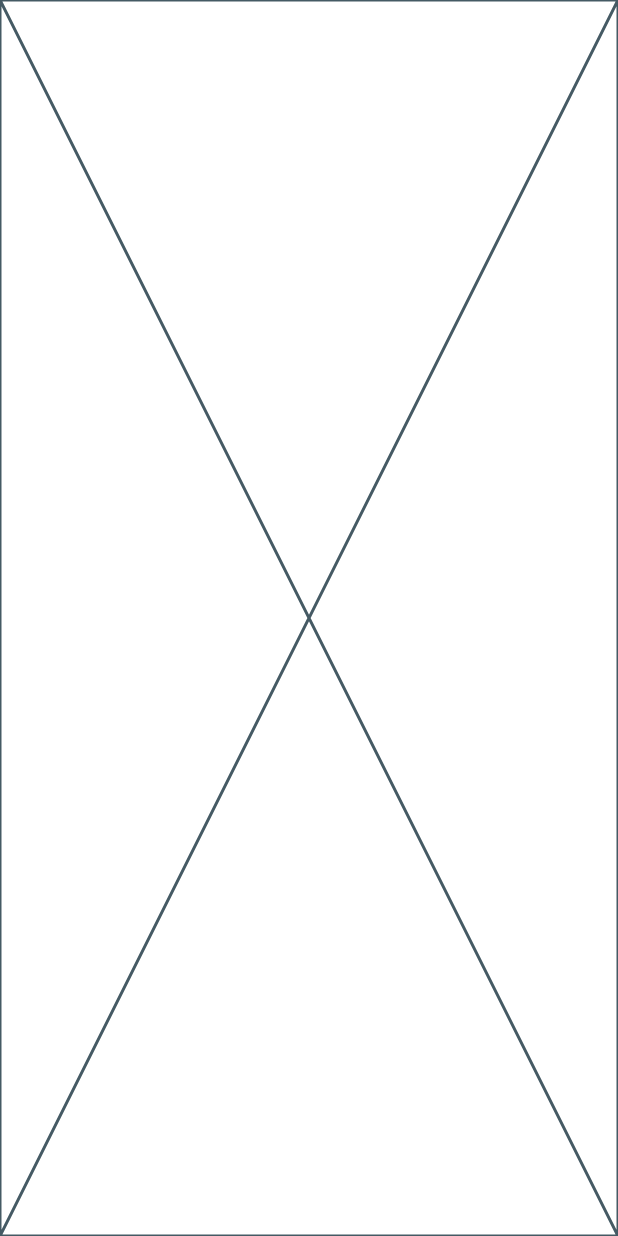
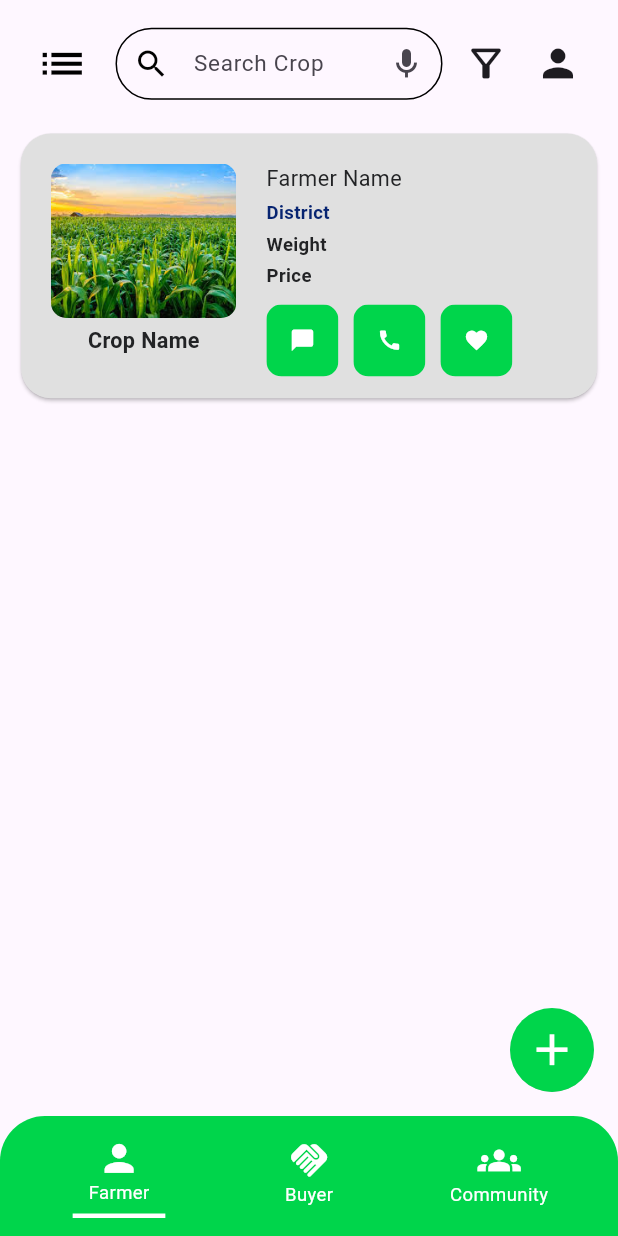
Before and after one commit to QuadraBytes/green_market, a Flutter app: the screen it shows after launch, on a phone screen of 412 x 824 dp. Run offline on Flutter 3.47's test engine with Material 3 defaults, Android fonts, the phone set to English and light mode, and no system bars; our stand-ins replace device_preview, shared_preferences.

Commit message:
Buyer and seller screen initial UI developed

```diff
--- /dev/null
+++ b/lib/components/bottom_bar.dart
@@ -0,0 +1,153 @@
+import 'package:flutter/foundation.dart';
+import 'package:flutter/material.dart';
+import 'package:green_market/components/constants.dart';
+import 'package:green_market/screens/buyer_screen.dart';
+import 'package:green_market/screens/community_screen.dart';
+import 'package:green_market/screens/farmer_screen.dart';
+import 'package:shared_preferences/shared_preferences.dart';
+
+class BottomBarScreen extends StatefulWidget {
+  const BottomBarScreen({super.key});
+
+  @override
+  State<BottomBarScreen> createState() => _BottomBarScreenState();
+}
+
+class _BottomBarScreenState extends State<BottomBarScreen> {
+  int _currentIndex = 0;
+  final PageController _page = PageController();
+  // bool _isStudentMode = false;
+
+  final List<Widget> _screens = [
+    FarmerScreen(),
+    BuyerScreen(),
+    CommunityScreen(),
+  ];
+
+  // Future<void> _loadModeState() async {
+  //   SharedPreferences prefs = await SharedPreferences.getInstance();
+  //   setState(() {
+  //     _isStudentMode = prefs.getBool('isStudentMode') ?? false;
+  //   });
+  // }
+
+  void onTabTapped(int index) {
+    setState(() {
+      _currentIndex = index;
+      _page.jumpToPage(index);
+    });
+  }
+
+  // void onModeChanged(bool isStudentMode) {
+  //   _loadModeState();
+  // }
+
+  @override
+  void initState() {
+    super.initState();
+    // _loadModeState();
+  }
+
+  @override
+  Widget build(BuildContext context) {
+    final size = MediaQuery.of(context).size;
+
+    return SafeArea(
+      child: Scaffold(
+        body: PageView(
+          controller: _page,
+          onPageChanged: (value) {
+            setState(() {
+              _currentIndex = value;
+            });
+          },
+          // children: _screens.map((screen) {
+          //   if (screen is UserProfileScreen) {
+          //     return UserProfileScreen(onModeChanged: onModeChanged);
+          //   }
+          //   return screen;
+          // }).toList(),
+          children: _screens,
+        ),
+        bottomNavigationBar: ClipRRect(
+          borderRadius: BorderRadius.only(
+            topLeft: Radius.circular(30.0),
+            topRight: Radius.circular(30.0),
+          ),
+          child: BottomAppBar(
+            color: kColor,
+            notchMargin: 0,
+            elevation: 0,
+            height: 80,
+            child: Row(
+              mainAxisAlignment: MainAxisAlignment.spaceAround,
+              children: [
+                _buildNavItem(Icons.person, "Farmer", 0),
+                _buildNavItem(Icons.handshake_rounded, "Buyer", 1),
+                _buildNavItem(Icons.groups_sharp, "Community", 2),
+              ],
+            ),
+          ),
+        ),
+      ),
+    );
+  }
+
+  Widget _buildNavItem(IconData icon, String label, int index) {
+    final size = MediaQuery.of(context).size;
+
+    return InkWell(
+      onTap: () {
+        navigateToPage(index);
+      },
+      child: Container(
+        padding: EdgeInsets.zero,
+        width: size.width * 0.18,
+        child: Column(
+          children: [
+            Expanded(
+              child: Column(
+                mainAxisAlignment: MainAxisAlignment.center,
+                children: [
+                  Icon(
+                    icon,
+                    size: size.height * 0.035,
+                    color: Colors.white,
+                  ),
+                  Text(
+                    label,
+                    style: TextStyle(
+                      color: Colors.white,
+                      fontSize: size.height * 0.015,
+                      fontWeight: FontWeight.normal,
+                    ),
+                  ),
+                ],
+              ),
+            ),
+            SizedBox(
+              height: 3,
+            ),
+            if (index == _currentIndex)
+              Container(
+                height: 3,
+                width: size.width * 0.15,
+                color: Colors.white,
+              ),
+          ],
+        ),
+      ),
+    );
+  }
+
+  void navigateToPage(int page) {
+    setState(() {
+      _currentIndex = page;
+      _page.animateToPage(
+        page,
+        duration: const Duration(milliseconds: 300),
+        curve: Curves.easeInOut,
+      );
+    });
+  }
+}
--- /dev/null
+++ b/lib/components/constants.dart
@@ -0,0 +1,3 @@
+import "package:flutter/material.dart";
+
+const kColor = Color.fromARGB(255, 0, 213, 75);
--- a/lib/main.dart
+++ b/lib/main.dart
@@ -1,8 +1,17 @@
+import 'package:device_preview/device_preview.dart';
+import 'package:flutter/foundation.dart';
 import 'package:flutter/material.dart';
+import 'package:green_market/components/bottom_bar.dart';
 import 'package:green_market/screens/splash_screen.dart';
 
 void main() {
-  runApp(const GreenMarket());
+  // runApp(const GreenMarket());
+  runApp(
+    DevicePreview(
+      enabled: !kReleaseMode,
+      builder: (context) => const GreenMarket(),
+    ),
+  );
 }
 
 class GreenMarket extends StatelessWidget {
@@ -10,13 +19,14 @@ class GreenMarket extends StatelessWidget {
 
   @override
   Widget build(BuildContext context) {
-    return const MaterialApp(
+    return MaterialApp(
+      debugShowCheckedModeBanner: false,
       title: 'Green Market',
-      // theme: ThemeData(
-      //   colorScheme: ColorScheme.fromSeed(seedColor: Colors.deepPurple),
-      //   useMaterial3: true,
-      // ),
-      home: SplashScreen(),
+      theme: ThemeData(
+        colorScheme: ColorScheme.fromSeed(seedColor: Colors.deepPurple),
+        useMaterial3: true,
+      ),
+      home: BottomBarScreen(),
     );
   }
 }
--- /dev/null
+++ b/lib/screens/farmer_screen.dart
@@ -0,0 +1,252 @@
+import 'package:flutter/material.dart';
+import 'package:green_market/components/constants.dart';
+
+class FarmerScreen extends StatefulWidget {
+  const FarmerScreen({super.key});
+
+  @override
+  State<FarmerScreen> createState() => _FarmerScreenState();
+}
+
+class _FarmerScreenState extends State<FarmerScreen> {
+  @override
+  Widget build(BuildContext context) {
+    final size = MediaQuery.of(context).size;
+
+    return Scaffold(
+      floatingActionButton: ClipRRect(
+        borderRadius: BorderRadius.circular(50),
+        child: FloatingActionButton(
+          onPressed: () {},
+          child: Icon(
+            Icons.add,
+            size: 35,
+            color: Colors.white,
+          ),
+          backgroundColor: kColor,
+        ),
+      ),
+      appBar: AppBar(
+        toolbarHeight: 75,
+        title: Container(
+          padding: EdgeInsets.only(top: 10),
+          child: Row(
+            children: [
+              IconButton(
+                onPressed: () {},
+                icon: Icon(
+                  Icons.list,
+                  color: Colors.black,
+                  size: 35,
+                ),
+              ),
+              SizedBox(width: 10),
+              Expanded(
+                child: TextField(
+                  decoration: InputDecoration(
+                    fillColor: Colors.transparent,
+                    prefixIcon: Icon(
+                      Icons.search,
+                      color: Colors.black,
+                    ),
+                    suffixIcon: Icon(
+                      Icons.mic_outlined,
+                    ),
+                    hintText: 'Search Crop',
+                    enabledBorder: OutlineInputBorder(
+                      borderRadius: BorderRadius.circular(30.0),
+                      borderSide: BorderSide(width: 1, color: Colors.black),
+                    ),
+                    focusedBorder: OutlineInputBorder(
+                      borderRadius: BorderRadius.circular(30.0),
+                      borderSide: BorderSide(width: 2, color: Colors.black),
+                    ),
+                    filled: true,
+                    contentPadding:
+                        EdgeInsets.symmetric(vertical: 0.0, horizontal: 10.0),
+                  ),
+                  style: TextStyle(fontSize: 15.0),
+                ),
+              ),
+              SizedBox(
+                width: 5,
+              ),
+              IconButton(
+                icon: Icon(
+                  Icons.filter_alt_outlined,
+                  size: 30,
+                ),
+                onPressed: () {},
+              ),
+              IconButton(
+                icon: Icon(Icons.person, size: 30),
+                onPressed: () {},
+              ),
+            ],
+          ),
+        ),
+      ),
+      body: Container(
+        padding: EdgeInsets.symmetric(horizontal: 10.0, vertical: 10),
+        child: Card(
+          shape: RoundedRectangleBorder(
+            borderRadius: BorderRadius.circular(20.0),
+          ),
+          color: Color.fromARGB(255, 224, 224, 224),
+          child: Container(
+            margin: EdgeInsets.all(10.0),
+            height: size.height * 0.19,
+            padding: EdgeInsets.all(10.0),
+            child: Column(
+              children: [
+                Row(
+                  mainAxisAlignment: MainAxisAlignment.start,
+                  crossAxisAlignment: CrossAxisAlignment.start,
+                  children: [
+                    Column(
+                      children: [
+                        ClipRRect(
+                          borderRadius: BorderRadius.circular(10),
+                          child: Image(
+                            //   'http://localhost:3000/' +
+                            //       post['UploadImageLink']
+                            //           .replaceAll(
+                            //               r'\',
+                            //               '/')
+                            //           .replaceAll(
+                            //               'public/',
+                            //               ''),
+                            width: size.width * 0.3,
+                            height: size.height * 0.125,
+                            fit: BoxFit.cover,
+
+                            image: AssetImage("assets/images/crop.jpg"),
+                          ),
+                        ),
+                        SizedBox(
+                          height: 5,
+                        ),
+                        Text(
+                          'Crop Name',
+                          style: TextStyle(
+                              color: Color(0xFF222325),
+                              fontSize: size.height * 0.0175,
+                              fontWeight: FontWeight.w700),
+                        )
+                      ],
+                    ),
+                    Padding(
+                      padding: EdgeInsets.only(left: 20),
+                      child: Container(
+                        child: Column(
+                          crossAxisAlignment: CrossAxisAlignment.start,
+                          children: [
+                            Text(
+                              'Farmer Name',
+                              style: TextStyle(
+                                color: Color(0xFF222325),
+                                fontSize: size.height * 0.0175,
+                              ),
+                            ),
+                            SizedBox(
+                              height: 3,
+                            ),
+                            Text(
+                              'District',
+                              style: TextStyle(
+                                  color: Color(0xFF072471),
+                                  fontSize: size.height * 0.015,
+                                  fontWeight: FontWeight.w600),
+                            ),
+                            SizedBox(
+                              height: 3,
+                            ),
+                            Text(
+                              'Weight',
+                              style: TextStyle(
+                                  fontWeight: FontWeight.w600,
+                                  fontSize: size.height * 0.015,
+                                  color: Color(0xFF222325)),
+                            ),
+                            SizedBox(
+                              height: 3,
+                            ),
+                            Text(
+                              'Price',
+                              style: TextStyle(
+                                  fontWeight: FontWeight.w600,
+                                  fontSize: size.height * 0.015,
+                                  color: Color(0xFF222325)),
+                            ),
+                            SizedBox(
+                              height: 10,
+                            ),
+                            Row(
+                              children: [
+                                ClipRRect(
+                                  borderRadius: BorderRadius.circular(10),
+                                  child: Container(
+                                    padding: EdgeInsets.zero,
+                                    color: kColor,
+                                    child: IconButton(
+                                      onPressed: () {},
+                                      icon: Icon(
+                                        size: 17,
+                                        Icons.chat_bubble,
+                                        color: Colors.white,
+                                      ),
+                                    ),
+                                  ),
+                                ),
+                                SizedBox(
+                                  width: 10,
+                                ),
+                                ClipRRect(
+                                  borderRadius: BorderRadius.circular(10),
+                                  child: Container(
+                                    padding: EdgeInsets.zero,
+                                    color: kColor,
+                                    child: IconButton(
+                                      onPressed: () {},
+                                      icon: Icon(
+                                        size: 17,
+                                        Icons.call,
+                                        color: Colors.white,
+                                      ),
+                                    ),
+                                  ),
+                                ),
+                                SizedBox(
+                                  width: 10,
+                                ),
+                                ClipRRect(
+                                  borderRadius: BorderRadius.circular(10),
+                                  child: Container(
+                                    padding: EdgeInsets.zero,
+                                    color: kColor,
+                                    child: IconButton(
+                                      onPressed: () {},
+                                      icon: Icon(
+                                        size: 17,
+                                        Icons.favorite,
+                                        color: Colors.white,
+                                      ),
+                                    ),
+                                  ),
+                                ),
+                              ],
+                            )
+                          ],
+                        ),
+                      ),
+                    ),
+                  ],
+                ),
+              ],
+            ),
+          ),
+        ),
+      ),
+    );
+  }
+}
--- a/lib/screens/splash_screen.dart
+++ b/lib/screens/splash_screen.dart
@@ -5,6 +5,10 @@ class SplashScreen extends StatelessWidget {
 
   @override
   Widget build(BuildContext context) {
-    return const Placeholder();
+    return Scaffold(
+      body: Center(
+        child: Text('Splash Screen'),
+      ),
+    );
   }
 }
--- a/pubspec.yaml
+++ b/pubspec.yaml
@@ -35,6 +35,8 @@ dependencies:
   # The following adds the Cupertino Icons font to your application.
   # Use with the CupertinoIcons class for iOS style icons.
   cupertino_icons: ^1.0.6
+  device_preview: ^1.2.0
+
 
 dev_dependencies:
   flutter_test:
@@ -59,8 +61,8 @@ flutter:
   uses-material-design: true
 
   # To add assets to your application, add an assets section, like this:
-  # assets:
-  #   - images/a_dot_burr.jpeg
+  assets:
+    - assets/images/crop.jpg
   #   - images/a_dot_ham.jpeg
 
   # An image asset can refer to one or more resolution-specific "variants", see
```
Also changed, not shown: lib/screens/buyer_screen.dart (added, +229 -0 lines), lib/screens/community_screen.dart (added, +19 -0 lines), assets/images/crop.jpg (added), lib/models/districts.dart (added), pubspec.lock, 2 other files.
